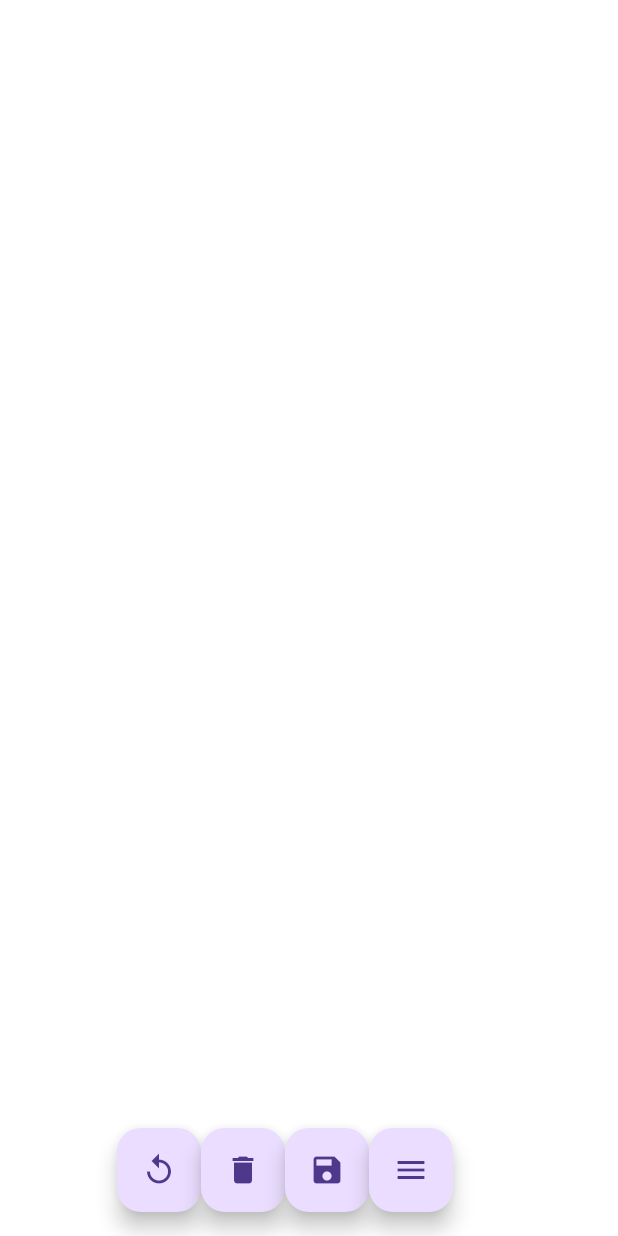
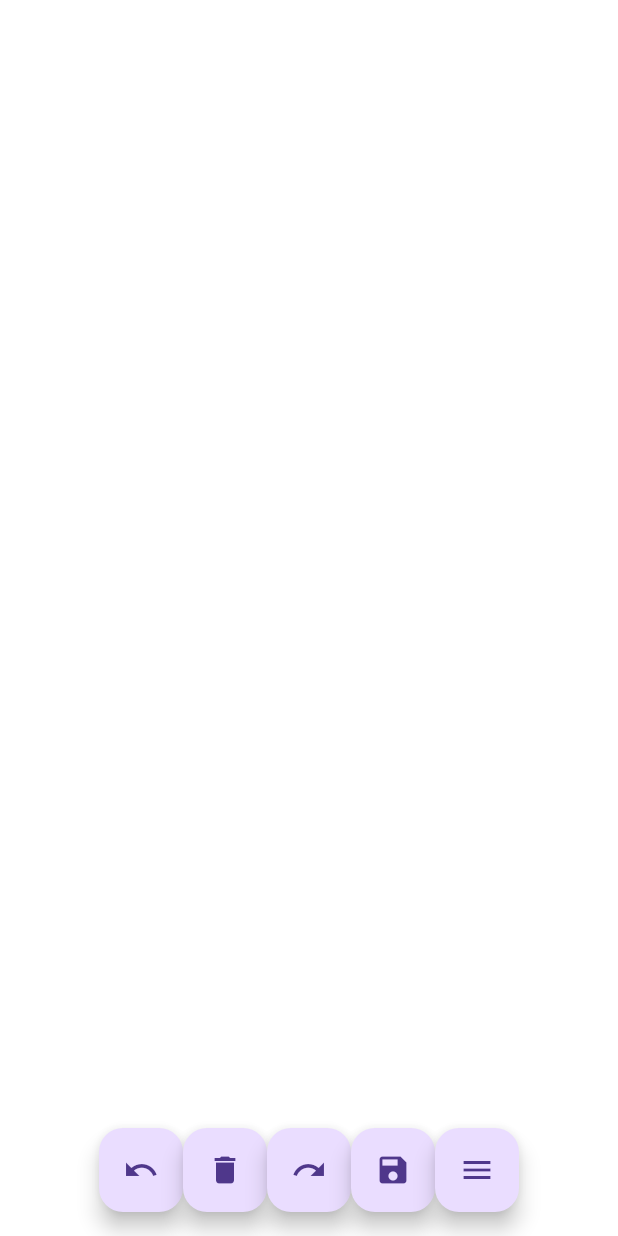
Before and after one commit to santtiagogp/Draw-It, a Flutter app: the screen it shows after launch, on a phone screen of 412 x 824 dp. Run offline on Flutter 3.47's test engine with Material 3 defaults, Android fonts, the phone set to English and light mode, and no system bars; missing offline and left inert: gal.

Commit message:
Redo button added

```diff
--- a/lib/draw_page/draw_page.dart
+++ b/lib/draw_page/draw_page.dart
@@ -1,3 +1,5 @@
+import 'dart:ui' as ui;
+
 import 'package:flutter/material.dart';
 import 'package:flutter/rendering.dart';
 import 'package:flutter/services.dart';
@@ -5,8 +7,6 @@ import 'package:gal/gal.dart';
 
 import '../model/drawing_model.dart';
 import 'sketcher/sketcher.dart';
-
-import 'dart:ui' as ui;
 
 class DrawPage extends StatefulWidget {
   const DrawPage({super.key});
@@ -29,11 +29,12 @@ class _DrawPageState extends State<DrawPage> {
   @override
   Widget build(BuildContext context) {
     return Scaffold(
+      floatingActionButtonLocation: FloatingActionButtonLocation.centerFloat,
       floatingActionButton: Row(
         mainAxisAlignment: MainAxisAlignment.center,
         children: [
           FloatingActionButton(
-            child: const Icon(Icons.replay),
+            child: const Icon(Icons.undo),
             onPressed: (){
               if (points.isNotEmpty && pointsHistory.isNotEmpty) {
                 setState(() {
@@ -48,6 +49,19 @@ class _DrawPageState extends State<DrawPage> {
               if (points.isNotEmpty && pointsHistory.isNotEmpty) {
                 setState(() {
                   points.clear();
+                });
+              }
+            }
+          ),
+          FloatingActionButton(
+            child: const Icon(Icons.redo),
+            onPressed: (){
+              if (points.isNotEmpty && pointsHistory.isNotEmpty) {
+                setState(() {
+                  if(points.length < pointsHistory.length) {
+                    final index = points.length;
+                    points.add(pointsHistory[index]);
+                  }
                 });
               }
             }
--- a/pubspec.yaml
+++ b/pubspec.yaml
@@ -35,7 +35,6 @@ dependencies:
   # The following adds the Cupertino Icons font to your application.
   # Use with the CupertinoIcons class for iOS style icons.
   cupertino_icons: ^1.0.6
-  path_provider: ^2.1.3
   gal: ^2.3.0
 
 dev_dependencies:
```
Also changed, not shown: pubspec.lock, 2 other files.
